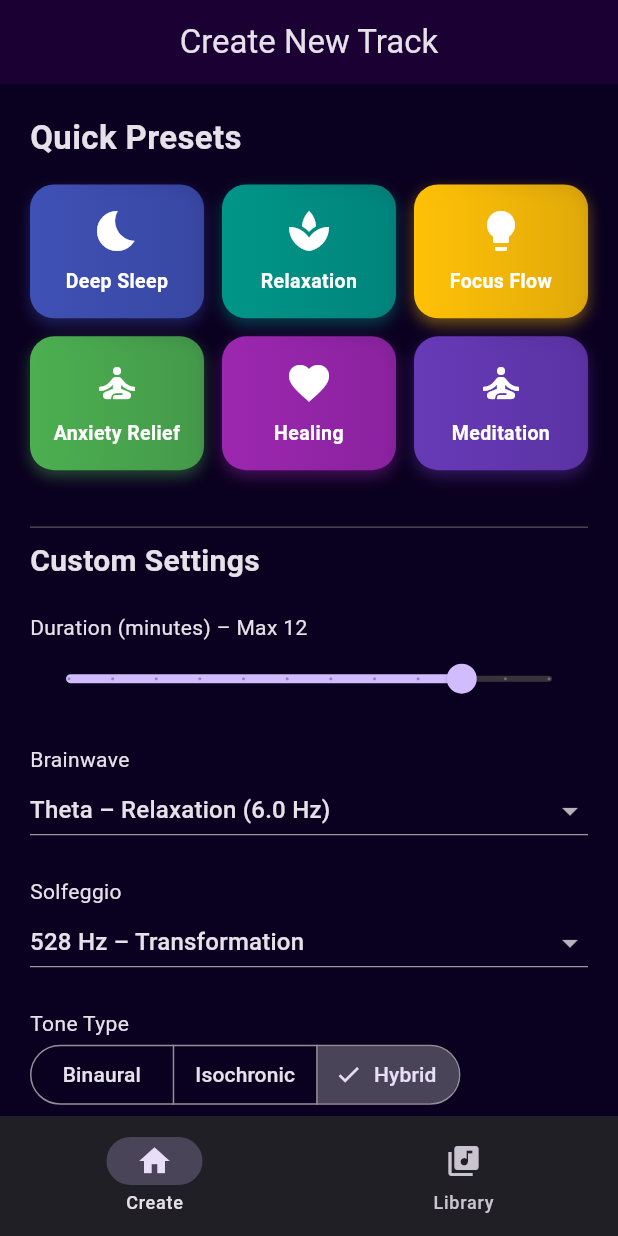
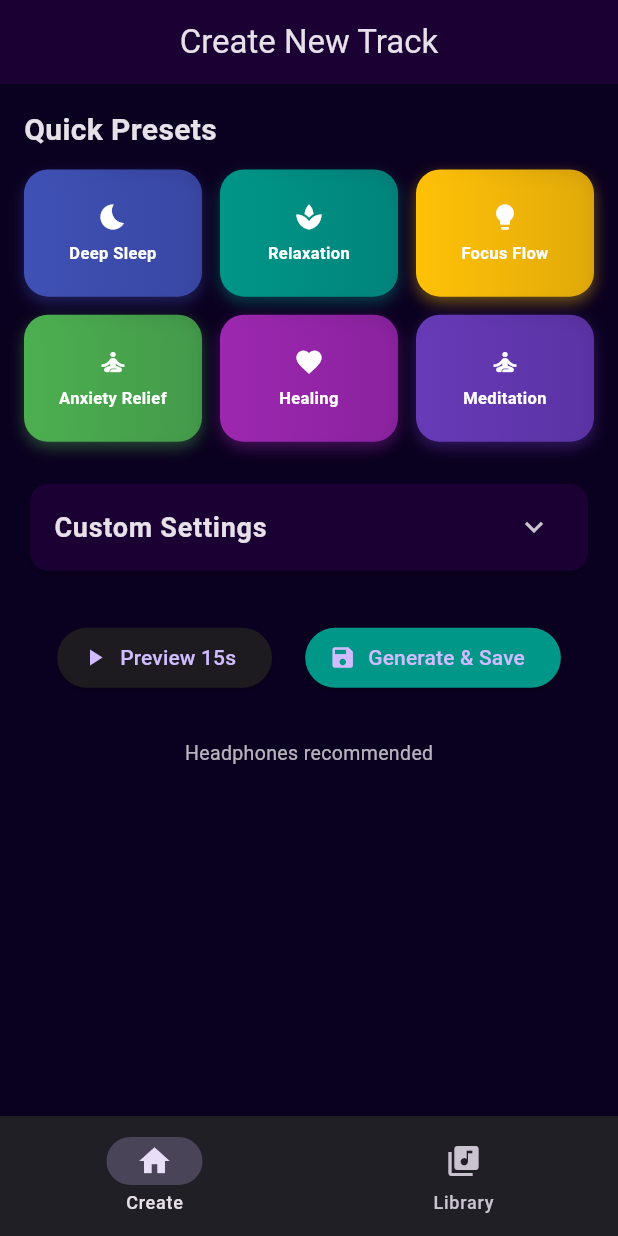
Before and after one commit to nicolasnorton/audio-therapy-app, a Flutter app: the screen it shows after launch, on a phone screen of 412 x 824 dp. Run offline on Flutter 3.47's test engine with Material 3 defaults, Android fonts, the phone set to English and light mode, and no system bars; our stand-ins replace just_audio; missing offline and left inert: universal_html.

Commit message:
chore: update dependencies, main.dart optimizations, and iOS project files

```diff
--- a/lib/main.dart
+++ b/lib/main.dart
@@ -1,9 +1,9 @@
-import 'dart:io' show File;
+import 'dart:io' show File, Platform;
 import 'dart:math';
 import 'dart:typed_data';
 
-// Conditional import for web download
-import 'dart:html' as html if (dart.library.io) '';
+// Web download using universal_html (works on Flutter web)
+import 'package:universal_html/html.dart' as universal_html;
 
 import 'package:flutter/foundation.dart' show kIsWeb;
 import 'package:flutter/material.dart';
@@ -99,6 +99,7 @@ class _TherapyHomePageState extends State<TherapyHomePage> {
 
   bool isGenerating = false;
   bool isPreviewing = false;
+  bool isSettingsExpanded = false;
 
   final List<double> brainwaveValues = [2.5, 4.0, 6.0, 10.0, 18.0, 40.0];
   final List<String> brainwaveLabels = [
@@ -153,7 +154,10 @@ class _TherapyHomePageState extends State<TherapyHomePage> {
       setState(() => isPreviewing = false);
       return;
     }
+
     setState(() => isPreviewing = true);
+
+    try {
       final wav = AudioGenerator.generate(
         durationSec: 15,
         beatFreq: beatFreq,
@@ -165,13 +169,28 @@ class _TherapyHomePageState extends State<TherapyHomePage> {
       );
       await _player.setAudioSource(InMemoryAudioSource(wav));
       await _player.play();
-    _player.playerStateStream.listen((s) => !s.playing && mounted ? setState(() => isPreviewing = false) : null);
+    } catch (e) {
+      _showError('Preview failed — try again');
+      debugPrint('Preview error: $e');
+    } finally {
+      if (mounted) setState(() => isPreviewing = false);
+    }
   }
 
   Future<void> _generateAndSave() async {
+    if (isGenerating) return;
+
     setState(() => isGenerating = true);
-    final wav = AudioGenerator.generate(
-      durationSec: durationMin * 60,
+
+    try {
+      final totalSec = durationMin * 60;
+      final name = 'Therapy_${toneType[0].toUpperCase()}${toneType.substring(1)}_${beatFreq.toInt()}Hz_${ambientType}_${durationMin.round()}min.wav';
+
+      Uint8List wav;
+
+      if (totalSec <= 300) {
+        wav = AudioGenerator.generate(
+          durationSec: totalSec,
           beatFreq: beatFreq,
           carrierFreq: carrierFreq,
           toneType: toneType,
@@ -179,39 +198,81 @@ class _TherapyHomePageState extends State<TherapyHomePage> {
           toneVolume: toneVolume,
           ambientVolume: ambientVolume,
         );
-    final name = 'Therapy_${toneType[0].toUpperCase()}${toneType.substring(1)}_${beatFreq.toInt()}Hz_${ambientType}_${durationMin.round()}min.wav';
+      } else {
+        wav = AudioGenerator.generateChunked(
+          totalSec: totalSec,
+          chunkSec: 30.0,
+          beatFreq: beatFreq,
+          carrierFreq: carrierFreq,
+          toneType: toneType,
+          ambientType: ambientType,
+          toneVolume: toneVolume,
+          ambientVolume: ambientVolume,
+        );
+      }
 
       if (kIsWeb) {
-      final dataUri = Uri.dataFromBytes(wav, mimeType: 'audio/wav').toString();
-      final anchor = html.AnchorElement(href: dataUri)
+        // Using universal_html — works on Flutter web
+        final blob = universal_html.Blob([wav]);
+        final url = universal_html.Url.createObjectUrlFromBlob(blob);
+        final anchor = universal_html.AnchorElement(href: url)
           ..setAttribute('download', name)
           ..click();
-      ScaffoldMessenger.of(context).showSnackBar(const SnackBar(content: Text('Download started!')));
+        universal_html.Url.revokeObjectUrl(url);
+        _showSuccess('Download started!');
       } else {
         final dir = await getApplicationDocumentsDirectory();
         final file = File('${dir.path}/$name');
         await file.writeAsBytes(wav);
-      ScaffoldMessenger.of(context).showSnackBar(const SnackBar(content: Text('Saved to Library!')));
+        _showSuccess('Saved to Library!');
       }
-    setState(() => isGenerating = false);
+    } catch (e, stackTrace) {
+      String errorMessage = 'Generation failed.';
+      if (kIsWeb) errorMessage = 'Download failed — try again.';
+      else if (Platform.isIOS) errorMessage = 'Save failed — try shorter duration.';
+      else if (Platform.isAndroid) errorMessage = 'Save failed — check storage.';
+
+      debugPrint('Generation error: $e\n$stackTrace');
+      _showError(errorMessage);
+    } finally {
+      if (mounted) setState(() => isGenerating = false);
+    }
+  }
+
+  void _showSuccess(String message) {
+    if (!mounted) return;
+    ScaffoldMessenger.of(context).showSnackBar(
+      SnackBar(content: Text(message), backgroundColor: Colors.teal),
+    );
+  }
+
+  void _showError(String message) {
+    if (!mounted) return;
+    ScaffoldMessenger.of(context).showSnackBar(
+      SnackBar(
+        content: Text(message),
+        backgroundColor: Colors.redAccent,
+        action: SnackBarAction(label: 'OK', onPressed: () {}),
+      ),
+    );
   }
 
   @override
   Widget build(BuildContext context) => Scaffold(
         appBar: AppBar(title: const Text('Create New Track'), centerTitle: true),
         body: SingleChildScrollView(
-          padding: const EdgeInsets.all(20),
+          padding: const EdgeInsets.all(16),
           child: Column(
             crossAxisAlignment: CrossAxisAlignment.start,
             children: [
-              const Text('Quick Presets', style: TextStyle(fontSize: 22, fontWeight: FontWeight.bold)),
-              const SizedBox(height: 16),
+              const Text('Quick Presets', style: TextStyle(fontSize: 20, fontWeight: FontWeight.bold)),
+              const SizedBox(height: 12),
               GridView.builder(
                 shrinkWrap: true,
                 physics: const NeverScrollableScrollPhysics(),
                 gridDelegate: const SliverGridDelegateWithFixedCrossAxisCount(
                   crossAxisCount: 3,
-                  childAspectRatio: 1.3,
+                  childAspectRatio: 1.4,
                   crossAxisSpacing: 12,
                   mainAxisSpacing: 12,
                 ),
@@ -228,11 +289,11 @@ class _TherapyHomePageState extends State<TherapyHomePage> {
                         boxShadow: [BoxShadow(color: p.color.withOpacity(0.4), blurRadius: 8, offset: const Offset(0, 4))],
                       ),
                       child: Column(mainAxisAlignment: MainAxisAlignment.center, children: [
-                        Icon(p.icon, size: 32, color: Colors.white),
-                        const SizedBox(height: 8),
+                        Icon(p.icon, size: 20, color: Colors.white),
+                        const SizedBox(height: 6),
                         Text(
                           p.title,
-                          style: const TextStyle(fontSize: 13, fontWeight: FontWeight.bold, color: Colors.white),
+                          style: const TextStyle(fontSize: 11, fontWeight: FontWeight.bold, color: Colors.white),
                           textAlign: TextAlign.center,
                         ),
                       ]),
@@ -241,35 +302,44 @@ class _TherapyHomePageState extends State<TherapyHomePage> {
                 },
               ),
 
-              const SizedBox(height: 30),
-              const Divider(),
+              const SizedBox(height: 24),
 
-              const Text('Custom Settings', style: TextStyle(fontSize: 20, fontWeight: FontWeight.bold)),
-              const SizedBox(height: 20),
-
-              const Text('Duration (minutes) – Max 12'),
+              Card(
+                color: const Color(0xFF1A0033),
+                child: ExpansionTile(
+                  initiallyExpanded: false,
+                  onExpansionChanged: (expanded) => setState(() => isSettingsExpanded = expanded),
+                  title: const Text('Custom Settings', style: TextStyle(fontSize: 18, fontWeight: FontWeight.bold)),
+                  trailing: Icon(isSettingsExpanded ? Icons.expand_less : Icons.expand_more),
+                  children: [
+                    Padding(
+                      padding: const EdgeInsets.fromLTRB(16, 0, 16, 16),
+                      child: Column(
+                        crossAxisAlignment: CrossAxisAlignment.start,
+                        children: [
+                          const Text('Duration (minutes) – Max 12', style: TextStyle(fontSize: 14)),
                           Slider(min: 1, max: 12, divisions: 11, label: durationMin.round().toString(), value: durationMin, onChanged: (v) => setState(() => durationMin = v)),
 
-              const SizedBox(height: 20),
-              const Text('Brainwave'),
+                          const SizedBox(height: 16),
+                          const Text('Brainwave', style: TextStyle(fontSize: 14)),
                           DropdownButton<double>(
                             isExpanded: true,
                             value: beatFreq,
-                items: List.generate(brainwaveValues.length, (i) => DropdownMenuItem(value: brainwaveValues[i], child: Text(brainwaveLabels[i]))),
+                            items: List.generate(brainwaveValues.length, (i) => DropdownMenuItem(value: brainwaveValues[i], child: Text(brainwaveLabels[i], style: const TextStyle(fontSize: 14)))),
                             onChanged: (v) => setState(() => beatFreq = v!),
                           ),
 
-              const SizedBox(height: 20),
-              const Text('Solfeggio'),
+                          const SizedBox(height: 16),
+                          const Text('Solfeggio', style: TextStyle(fontSize: 14)),
                           DropdownButton<double>(
                             isExpanded: true,
                             value: carrierFreq,
-                items: List.generate(solfeggioValues.length, (i) => DropdownMenuItem(value: solfeggioValues[i], child: Text(solfeggioLabels[i]))),
+                            items: List.generate(solfeggioValues.length, (i) => DropdownMenuItem(value: solfeggioValues[i], child: Text(solfeggioLabels[i], style: const TextStyle(fontSize: 14)))),
                             onChanged: (v) => setState(() => carrierFreq = v!),
                           ),
 
-              const SizedBox(height: 20),
-              const Text('Tone Type'),
+                          const SizedBox(height: 16),
+                          const Text('Tone Type', style: TextStyle(fontSize: 14)),
                           SegmentedButton<String>(
                             segments: const [
                               ButtonSegment(value: 'binaural', label: Text('Binaural')),
@@ -280,8 +350,8 @@ class _TherapyHomePageState extends State<TherapyHomePage> {
                             onSelectionChanged: (s) => setState(() => toneType = s.first),
                           ),
 
-              const SizedBox(height: 20),
-              const Text('Ambient'),
+                          const SizedBox(height: 16),
+                          const Text('Ambient', style: TextStyle(fontSize: 14)),
                           DropdownButton<String>(
                             isExpanded: true,
                             value: ambientType,
@@ -295,29 +365,35 @@ class _TherapyHomePageState extends State<TherapyHomePage> {
                             onChanged: (v) => setState(() => ambientType = v!),
                           ),
 
+                          const SizedBox(height: 20),
+                          const Text('Tone Volume', style: TextStyle(fontSize: 14)),
+                          Slider(min: 0, max: 0.5, value: toneVolume, onChanged: (v) => setState(() => toneVolume = v)),
+                          const Text('Ambient Volume', style: TextStyle(fontSize: 14)),
+                          Slider(min: 0.5, max: 1.0, value: ambientVolume, onChanged: (v) => setState(() => ambientVolume = v)),
+                        ],
+                      ),
+                    ),
+                  ],
+                ),
+              ),
+
               const SizedBox(height: 30),
-              const Text('Tone Volume'),
-              Slider(min: 0, max: 0.5, value: toneVolume, onChanged: (v) => setState(() => toneVolume = v)),
-              const Text('Ambient Volume'),
-              Slider(min: 0.5, max: 1.0, value: ambientVolume, onChanged: (v) => setState(() => ambientVolume = v)),
-
-              const SizedBox(height: 40),
               Row(mainAxisAlignment: MainAxisAlignment.spaceEvenly, children: [
                 ElevatedButton.icon(
                   onPressed: isGenerating ? null : _preview,
                   icon: Icon(isPreviewing ? Icons.stop : Icons.play_arrow),
-                  label: Text(isPreviewing ? 'Stop' : 'Preview 15s'),
+                  label: Text(isPreviewing ? 'Stop' : 'Preview 15s', style: const TextStyle(fontSize: 14)),
                 ),
                 ElevatedButton.icon(
                   onPressed: isGenerating ? null : _generateAndSave,
                   icon: isGenerating ? const CircularProgressIndicator() : const Icon(Icons.save),
-                  label: const Text('Generate & Save'),
+                  label: const Text('Generate & Save', style: TextStyle(fontSize: 14)),
                   style: ElevatedButton.styleFrom(backgroundColor: Colors.teal),
                 ),
               ]),
 
-              const SizedBox(height: 40),
-              const Center(child: Text('Headphones recommended', style: TextStyle(color: Colors.white70))),
+              const SizedBox(height: 30),
+              const Center(child: Text('Headphones recommended', style: TextStyle(color: Colors.white70, fontSize: 13))),
             ],
           ),
         ),
@@ -407,6 +483,64 @@ class AudioGenerator {
     double toneVolume = 0.25,
     double ambientVolume = 0.75,
   }) {
+    return _generateFull(
+      durationSec: durationSec,
+      beatFreq: beatFreq,
+      carrierFreq: carrierFreq,
+      toneType: toneType,
+      ambientType: ambientType,
+      toneVolume: toneVolume,
+      ambientVolume: ambientVolume,
+    );
+  }
+
+  static Uint8List generateChunked({
+    required double totalSec,
+    required double chunkSec,
+    required double beatFreq,
+    required double carrierFreq,
+    required String toneType,
+    required String ambientType,
+    required double toneVolume,
+    required double ambientVolume,
+  }) {
+    final chunks = (totalSec / chunkSec).ceil();
+    final bytes = BytesBuilder();
+
+    for (int i = 0; i < chunks; i++) {
+      final start = i * chunkSec;
+      final end = (i + 1) * chunkSec;
+      final chunkDuration = (end > totalSec ? totalSec - start : chunkSec);
+
+      final chunk = _generateFull(
+        durationSec: chunkDuration,
+        beatFreq: beatFreq,
+        carrierFreq: carrierFreq,
+        toneType: toneType,
+        ambientType: ambientType,
+        toneVolume: toneVolume,
+        ambientVolume: ambientVolume,
+      );
+
+      if (i == 0) {
+        bytes.add(chunk);
+      } else {
+        bytes.add(chunk.sublist(44)); // Skip header
+      }
+    }
+
+    return bytes.toBytes();
+  }
+
+  static Uint8List _generateFull({
+    required double durationSec,
+    required double beatFreq,
+    required double carrierFreq,
+    required String toneType,
+    required String ambientType,
+    required double toneVolume,
+    required double ambientVolume,
+  }) {
     final samples = (durationSec * sampleRate).floor();
     final t = List.generate(samples, (i) => i / sampleRate);
     final baseCarrier = carrierFreq > 0 ? carrierFreq : 240.0;
@@ -444,15 +578,15 @@ class AudioGenerator {
 
     final out = Float32List(samples * 2);
     for (int i = 0; i < samples; i++) {
-      out[i * 2] = mainL[i] + ambient[i];
-      out[i * 2 + 1] = mainR[i] + ambient[i];
+      out[i * 2] = (mainL[i] + ambient[i]).clamp(-1.0, 1.0);
+      out[i * 2 + 1] = (mainR[i] + ambient[i]).clamp(-1.0, 1.0);
     }
     return _encodeWav(out);
   }
 
   static List<double> _generateAmbient(int samples, List<double> t, String type) {
     final rnd = Random();
-    final noise = List<double>.filled(samples, 0);
+    final noise = List<double>.filled(samples, 0.0);
 
     if (type == 'pink') {
       double b0 = 0, b1 = 0, b2 = 0, b3 = 0, b4 = 0, b5 = 0, b6 = 0;
--- a/pubspec.yaml
+++ b/pubspec.yaml
@@ -14,6 +14,7 @@ dependencies:
   path_provider: ^2.1.5
   file_picker: ^8.3.7
   path: ^1.9.0
+  universal_html: ^2.3.0
 
 dev_dependencies:
   flutter_test:
```
Also changed, not shown: pubspec.lock, 2 other files. Lines whose indentation alone changed are shown as unchanged.
